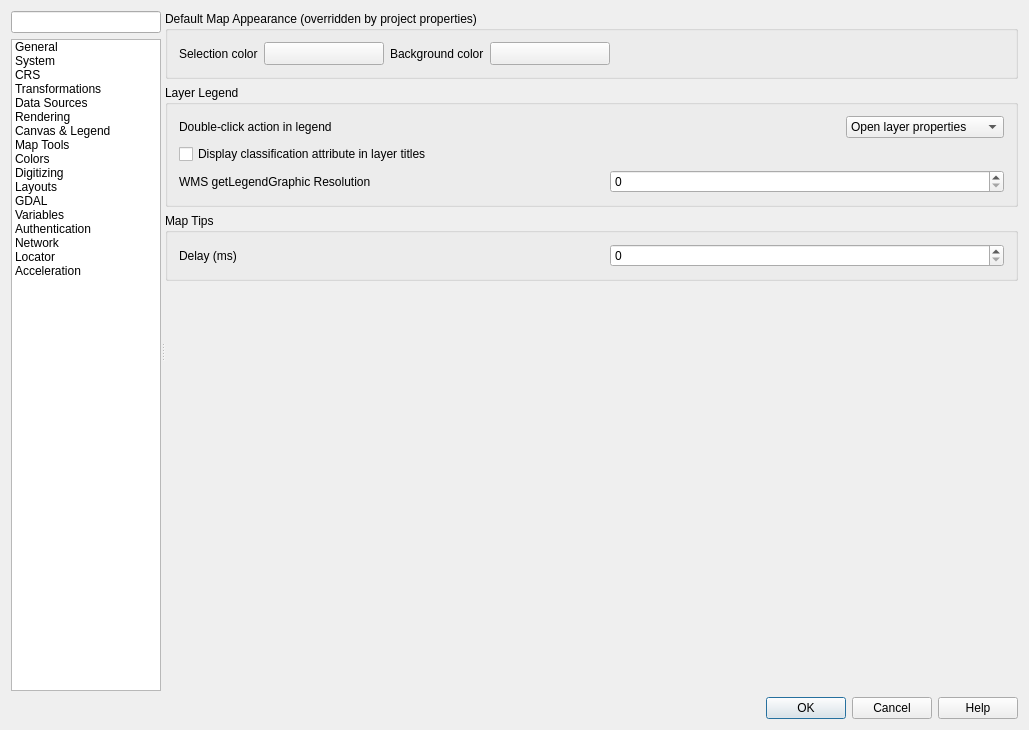
This is src/ui/qgsoptionsbase.ui in qgis/QGIS as Qt 5 draws it before an edit. The edited form follows.
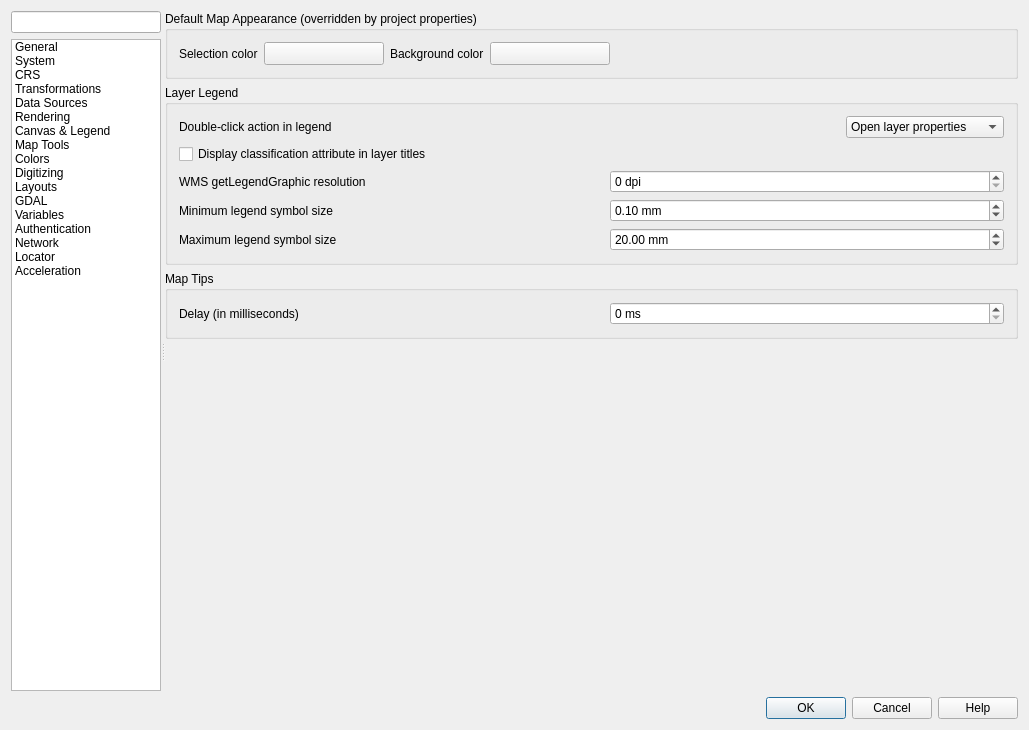
This is the edited form. The open tabs and pages were chosen to show the change. Icons and pictures are not drawn. Custom widgets are drawn as their Qt base class.

Commit message: [layer tree][ui] Allow users to set a minimum/maximum legend size

Diff of the .ui file:
```diff
--- a/src/ui/qgsoptionsbase.ui
+++ b/src/ui/qgsoptionsbase.ui
@@ -3343,7 +3343,7 @@
                     <item>
                      <widget class="QLabel" name="label_58">
                       <property name="text">
-                       <string>WMS getLegendGraphic Resolution</string>
+                       <string>WMS getLegendGraphic resolution</string>
                       </property>
                      </widget>
                     </item>
@@ -3377,6 +3377,125 @@
                       <property name="maximum">
                        <number>1000000</number>
                       </property>
+                      <property name="suffix">
+                       <string> dpi</string>
+                      </property>
+                     </widget>
+                    </item>
+                   </layout>
+                  </item>
+                  <item>
+                   <layout class="QHBoxLayout" name="horizontalLayout_34">
+                    <item>
+                     <widget class="QLabel" name="labelLegendSymbolMinimumSize">
+                      <property name="text">
+                       <string>Minimum legend symbol size</string>
+                      </property>
+                     </widget>
+                    </item>
+                    <item>
+                     <spacer name="horizontalSpacer_391">
+                      <property name="orientation">
+                       <enum>Qt::Horizontal</enum>
+                      </property>
+                      <property name="sizeType">
+                       <enum>QSizePolicy::Preferred</enum>
+                      </property>
+                      <property name="sizeHint" stdset="0">
+                       <size>
+                        <width>30</width>
+                        <height>20</height>
+                       </size>
+                      </property>
+                     </spacer>
+                    </item>
+                    <item>
+                     <widget class="QgsDoubleSpinBox" name="mLegendSymbolMinimumSizeSpinBox">
+                      <property name="sizePolicy">
+                       <sizepolicy hsizetype="Preferred" vsizetype="Fixed">
+                        <horstretch>0</horstretch>
+                        <verstretch>0</verstretch>
+                       </sizepolicy>
+                      </property>
+                      <property name="suffix">
+                       <string> mm</string>
+                      </property>
+                      <property name="decimals">
+                       <number>2</number>
+                      </property>
+                      <property name="maximum">
+                       <double>999.00</double>
+                      </property>
+                      <property name="singleStep">
+                       <double>0.200000000000000</double>
+                      </property>
+                      <property name="value">
+                       <double>0.10</double>
+                      </property>
+                      <property name="showClearButton" stdset="0">
+                       <bool>true</bool>
+                      </property>
+                      <property name="toolTip">
+                       <string extracomment="(set value to 0 to skip minimum size)"/>
+                      </property>
+                     </widget>
+                    </item>
+                   </layout>
+                  </item>
+                  <item>
+                   <layout class="QHBoxLayout" name="horizontalLayout_34">
+                    <item>
+                     <widget class="QLabel" name="labelLegendSymbolMaximumSize">
+                      <property name="text">
+                       <string>Maximum legend symbol size</string>
+                      </property>
+                     </widget>
+                    </item>
+                    <item>
+                     <spacer name="horizontalSpacer_391">
+                      <property name="orientation">
+                       <enum>Qt::Horizontal</enum>
+                      </property>
+                      <property name="sizeType">
+                       <enum>QSizePolicy::Preferred</enum>
+                      </property>
+                      <property name="sizeHint" stdset="0">
+                       <size>
+                        <width>30</width>
+                        <height>20</height>
+                       </size>
+                      </property>
+                     </spacer>
+                    </item>
+                    <item>
+                     <widget class="QgsDoubleSpinBox" name="mLegendSymbolMaximumSizeSpinBox">
+                      <property name="sizePolicy">
+                       <sizepolicy hsizetype="Preferred" vsizetype="Fixed">
+                        <horstretch>0</horstretch>
+                        <verstretch>0</verstretch>
+                       </sizepolicy>
+                      </property>
+                      <property name="suffix">
+                       <string> mm</string>
+                      </property>
+                      <property name="decimals">
+                       <number>2</number>
+                      </property>
+                      <property name="maximum">
+                       <double>999.00</double>
+                      </property>
+                      <property name="singleStep">
+                       <double>0.200000000000000</double>
+                      </property>
+                      <property name="value">
+                       <double>20.00</double>
+                      </property>
+                      <property name="showClearButton" stdset="0">
+                       <bool>true</bool>
+                      </property>
+                      <property name="toolTip">
+                       <string extracomment="(set value to 0 to skip maximum size)"/>
+                      </property>
                      </widget>
                     </item>
                    </layout>
@@ -3399,7 +3518,7 @@
                      </sizepolicy>
                     </property>
                     <property name="text">
-                     <string>Delay (ms)</string>
+                     <string>Delay (in milliseconds)</string>
                     </property>
                    </widget>
                   </item>
@@ -3421,6 +3540,9 @@
                   </item>
                   <item>
                    <widget class="QgsSpinBox" name="mMapTipsDelaySpinBox">
+                    <property name="suffix">
+                     <string> ms</string>
+                    </property>
                     <property name="toolTip">
                      <string extracomment="MAP_RESOLUTION or DPI value overloading getMap default value (set 0 to use default)"/>
                     </property>
```
The commit also changes 4 other files.
